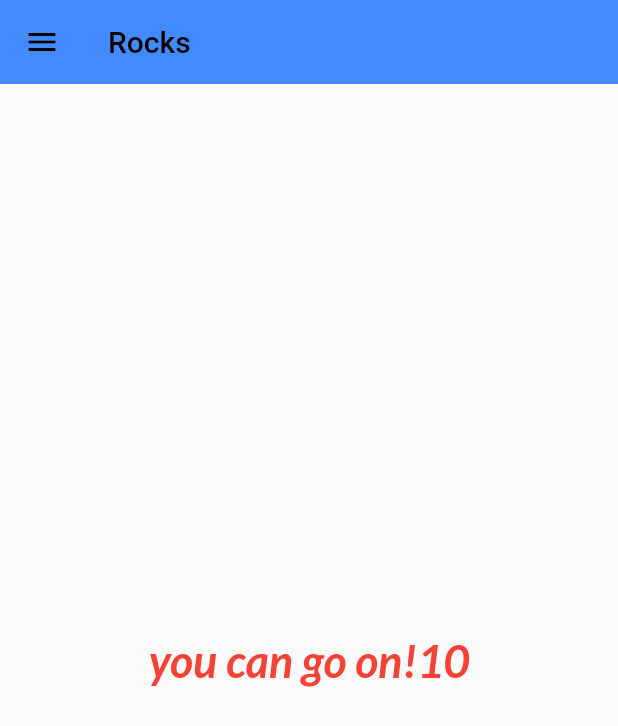
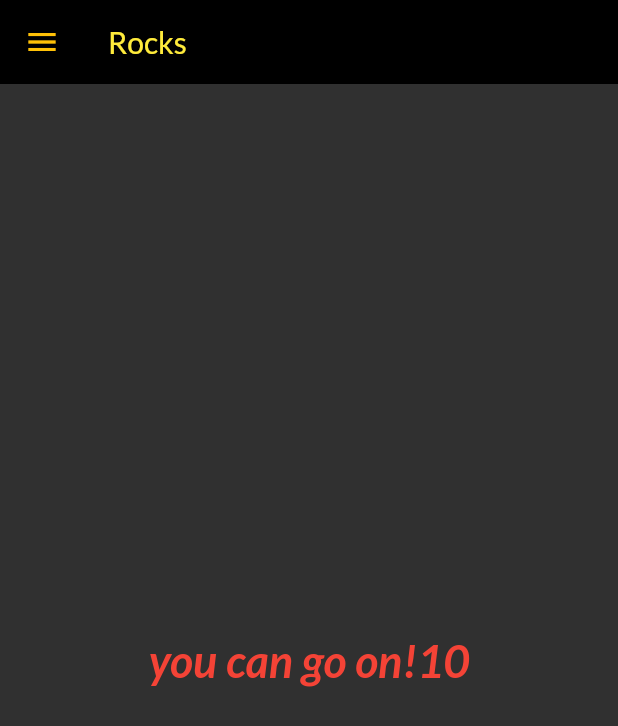
Before and after one commit to madhur5x/flutterlearning, a Flutter app: the screen it shows after launch, on a phone screen of 412 x 824 dp. Shown: the top 726 px of the screen. Run offline on Flutter 3.47's test engine with Material 2 defaults, Android fonts, the phone set to English and light mode, and no system bars; our stand-ins replace google_fonts, matcher.

Commit message:
catalog maintained

```diff
--- a/lib/main.dart
+++ b/lib/main.dart
@@ -15,9 +15,9 @@ class MyApp extends StatelessWidget {
     return MaterialApp(
       debugShowCheckedModeBanner: false,
       // home: homepage(),
-      themeMode: ThemeMode.light,
-        theme: MyTheme.lighttheme(context),
-        darkTheme: MyTheme.darktheme(context),
+      themeMode: ThemeMode.dark,
+      theme: MyTheme.lighttheme(context),
+      darkTheme: MyTheme.darktheme,
       routes: {
         "/": (context) => HomePage(),
         MyRoutes.homeRoutes: (context) => HomePage(),
--- a/lib/pages/home.dart
+++ b/lib/pages/home.dart
@@ -1,4 +1,5 @@
 import 'package:flutter/material.dart';
+import 'package:flutter_application_1/widget/themes.dart';
 import '../widget/drawer.dart';
 
 class HomePage extends StatelessWidget {
@@ -7,10 +8,9 @@ class HomePage extends StatelessWidget {
   Widget build(BuildContext context) {
     return Scaffold(
       appBar: AppBar(
-
         title: Text(
           "Rocks",
-          style: TextStyle(color: Colors.black),
+          style: TextStyle(color: Colors.yellow),
         ),
       ),
       body: Center(
--- a/lib/pages/login_page.dart
+++ b/lib/pages/login_page.dart
@@ -27,7 +27,6 @@ class _Login_PageState extends State<Login_Page> {
   @override
   Widget build(BuildContext context) {
     return Material(
-      color: Colors.white,
       child: SingleChildScrollView(
         child: Form(
           key: _formkey,
@@ -98,7 +97,7 @@ class _Login_PageState extends State<Login_Page> {
                               : Text(
                                   "Log-In",
                                   style: TextStyle(
-                                      color: Colors.white,
+                                      color: Colors.black,
                                       fontSize: 16,
                                       fontWeight: FontWeight.bold),
                                 ),
--- a/lib/widget/themes.dart
+++ b/lib/widget/themes.dart
@@ -3,24 +3,22 @@ import 'package:google_fonts/google_fonts.dart';
 import 'package:matcher/matcher.dart';
 
 class MyTheme {
- static ThemeData lighttheme(BuildContext context) => ThemeData(
+  static ThemeData lighttheme(BuildContext context) => ThemeData(
         primarySwatch: Colors.blue,
         fontFamily: GoogleFonts.lato().fontFamily,
         appBarTheme: AppBarTheme(
           color: Colors.blueAccent,
           elevation: 0.0,
           iconTheme: IconThemeData(color: Colors.black),
-          textTheme: Theme.of(context).textTheme,
         ),
       );
-  static ThemeData darktheme(BuildContext context) => ThemeData(
-        primarySwatch: Colors.blue,
+  static ThemeData  get darktheme => ThemeData(
+        brightness: Brightness.dark,
         fontFamily: GoogleFonts.lato().fontFamily,
         appBarTheme: AppBarTheme(
-          color: Colors.blueAccent,
+          color: Colors.black,
           elevation: 0.0,
-          iconTheme: IconThemeData(color: Colors.black),
-          textTheme: Theme.of(context).textTheme,
-        ),
+          iconTheme: IconThemeData(color: Colors.amber),
+       ),
       );
 }
```
Also changed, not shown: lib/models/catalog.dart (added).
